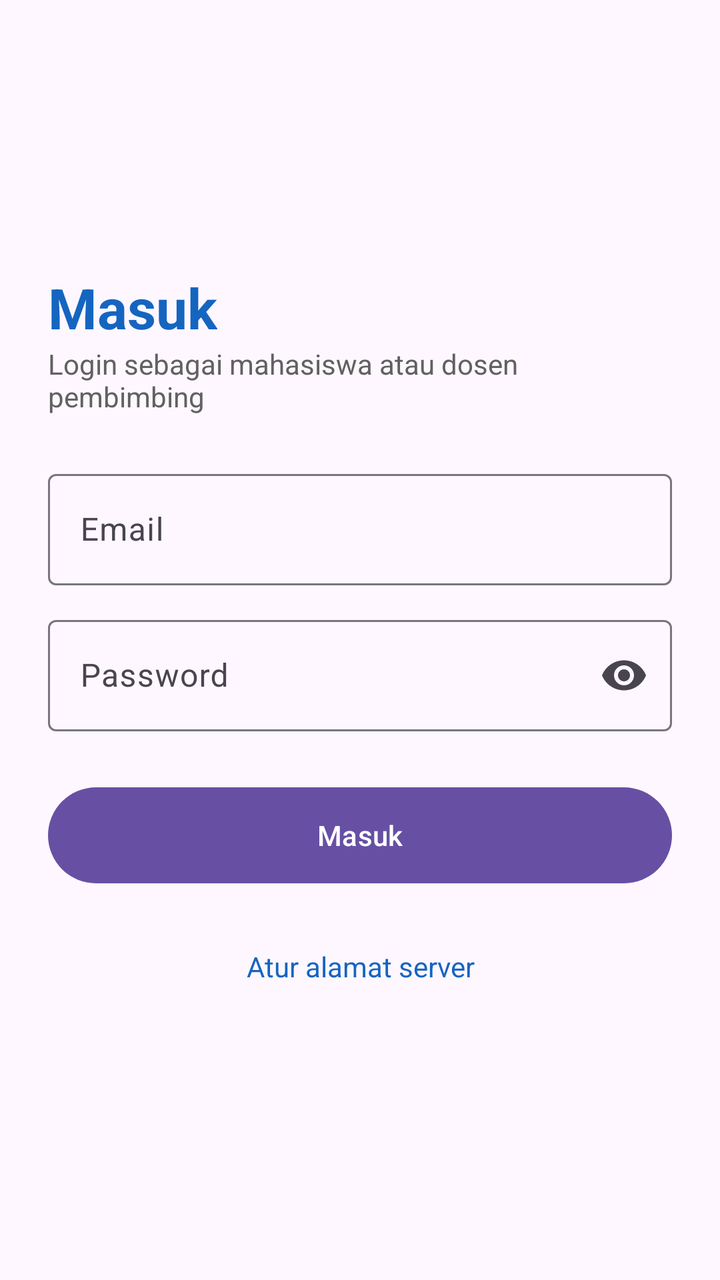
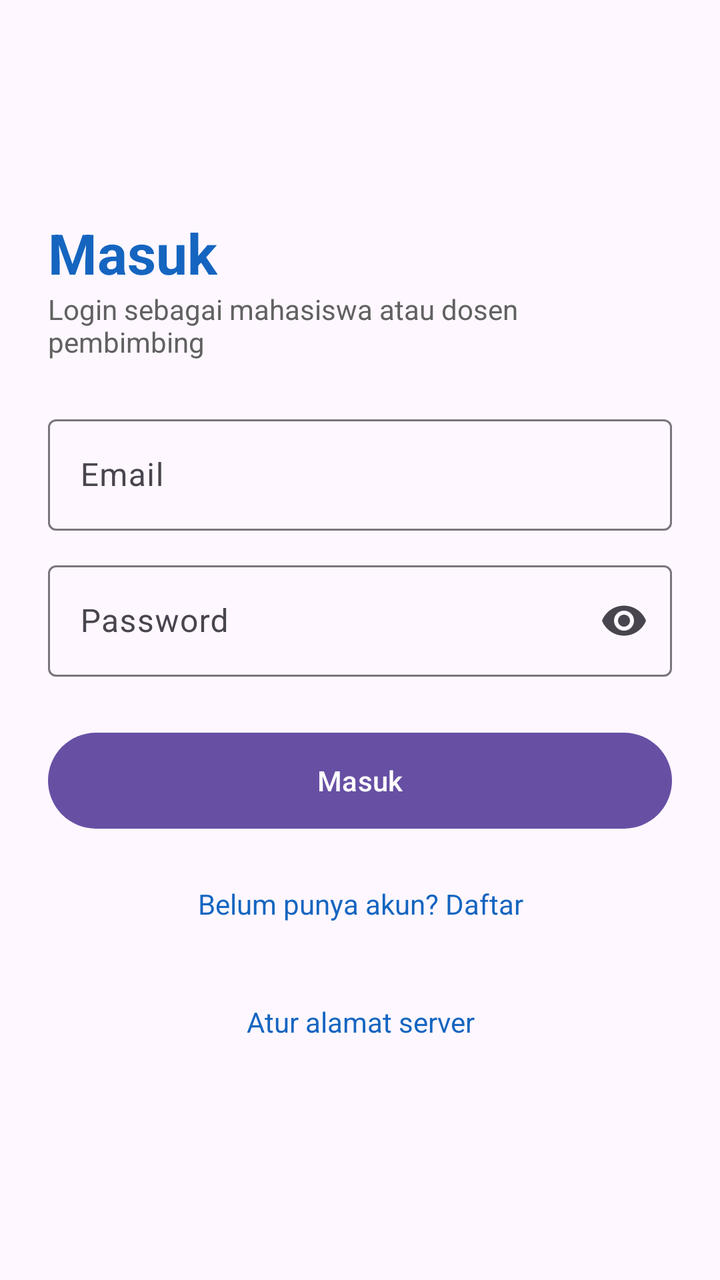

Before-and-after screenshots of an Android layout around one commit, followed by the original layout XML and the change that was made.
<!-- AndroidManifest.xml: application theme Theme.SkripsiTrack -->
<!-- res/layout/activity_login.xml -->
<?xml version="1.0" encoding="utf-8"?>
<ScrollView xmlns:android="http://schemas.android.com/apk/res/android"
    xmlns:app="http://schemas.android.com/apk/res-auto"
    android:layout_width="match_parent"
    android:layout_height="match_parent"
    android:fillViewport="true">

    <LinearLayout
        android:layout_width="match_parent"
        android:layout_height="wrap_content"
        android:gravity="center_vertical"
        android:orientation="vertical"
        android:padding="24dp">

        <TextView
            android:layout_width="wrap_content"
            android:layout_height="wrap_content"
            android:text="Masuk"
            android:textColor="#1565C0"
            android:textSize="28sp"
            android:textStyle="bold" />

        <TextView
            android:layout_width="wrap_content"
            android:layout_height="wrap_content"
            android:layout_marginBottom="24dp"
            android:text="Login sebagai mahasiswa atau dosen pembimbing"
            android:textColor="#616161" />

        <com.google.android.material.textfield.TextInputLayout
            android:id="@+id/tilEmail"
            style="@style/Widget.Material3.TextInputLayout.OutlinedBox"
            android:layout_width="match_parent"
            android:layout_height="wrap_content"
            android:hint="Email">
            <com.google.android.material.textfield.TextInputEditText
                android:id="@+id/etEmail"
                android:layout_width="match_parent"
                android:layout_height="wrap_content"
                android:inputType="textEmailAddress" />
        </com.google.android.material.textfield.TextInputLayout>

        <com.google.android.material.textfield.TextInputLayout
            android:id="@+id/tilPassword"
            style="@style/Widget.Material3.TextInputLayout.OutlinedBox"
            android:layout_width="match_parent"
            android:layout_height="wrap_content"
            android:layout_marginTop="12dp"
            android:hint="Password"
            app:endIconMode="password_toggle">
            <com.google.android.material.textfield.TextInputEditText
                android:id="@+id/etPassword"
                android:layout_width="match_parent"
                android:layout_height="wrap_content"
                android:inputType="textPassword" />
        </com.google.android.material.textfield.TextInputLayout>

        <Button
            android:id="@+id/btnLogin"
            android:layout_width="match_parent"
            android:layout_height="56dp"
            android:layout_marginTop="24dp"
            android:text="Masuk" />

        <ProgressBar
            android:id="@+id/progress"
            android:layout_width="wrap_content"
            android:layout_height="wrap_content"
            android:layout_gravity="center"
            android:layout_marginTop="16dp"
            android:visibility="gone" />

        <TextView
            android:id="@+id/tvServer"
            android:layout_width="match_parent"
            android:layout_height="wrap_content"
            android:layout_marginTop="16dp"
            android:background="?attr/selectableItemBackground"
            android:clickable="true"
            android:focusable="true"
            android:gravity="center"
            android:padding="12dp"
            android:text="Atur alamat server"
            android:textColor="#1565C0" />
    </LinearLayout>
</ScrollView>
<!-- resources referenced by this layout -->
<resources>
  <style name="Theme.SkripsiTrack" parent="Base.Theme.SkripsiTrack" />
  <style name="Base.Theme.SkripsiTrack" parent="Theme.Material3.DayNight.NoActionBar">
          
          
      </style>
</resources>

<!-- the commit's change to res/layout/activity_login.xml (unified diff, before → after) -->
@@ -62,6 +62,19 @@
             android:layout_marginTop="24dp"
             android:text="Masuk" />
 
+        <TextView
+            android:id="@+id/tvRegister"
+            android:layout_width="match_parent"
+            android:layout_height="wrap_content"
+            android:layout_marginTop="12dp"
+            android:background="?attr/selectableItemBackground"
+            android:clickable="true"
+            android:focusable="true"
+            android:gravity="center"
+            android:padding="12dp"
+            android:text="Belum punya akun? Daftar"
+            android:textColor="#1565C0" />
+
         <ProgressBar
             android:id="@+id/progress"
             android:layout_width="wrap_content"
